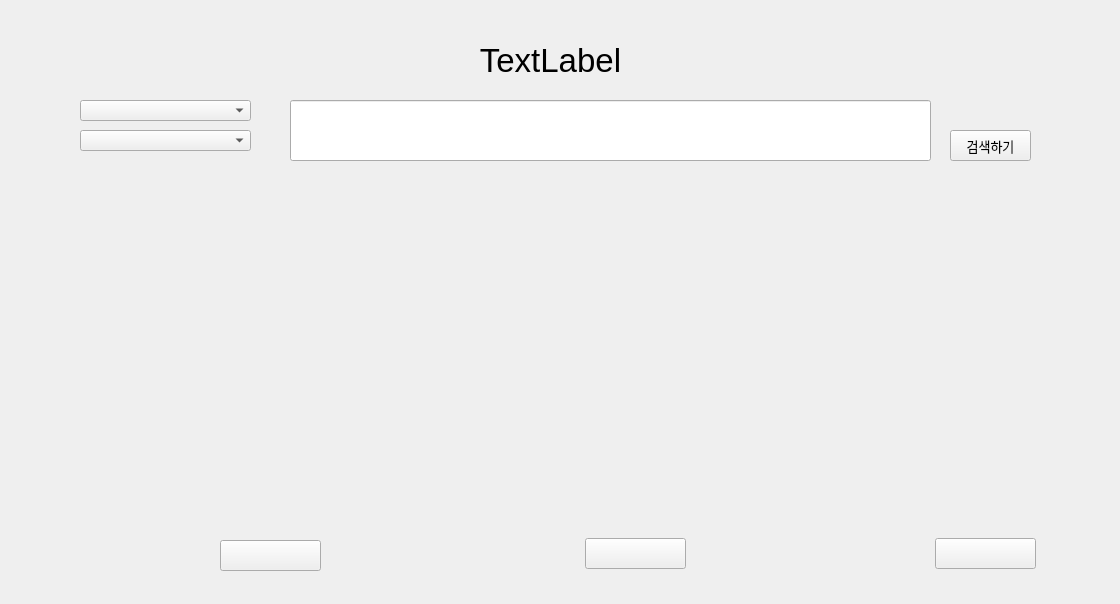
Old version of the form product_app.ui in the repository LaKhepriAtum/Product_Recommendation.
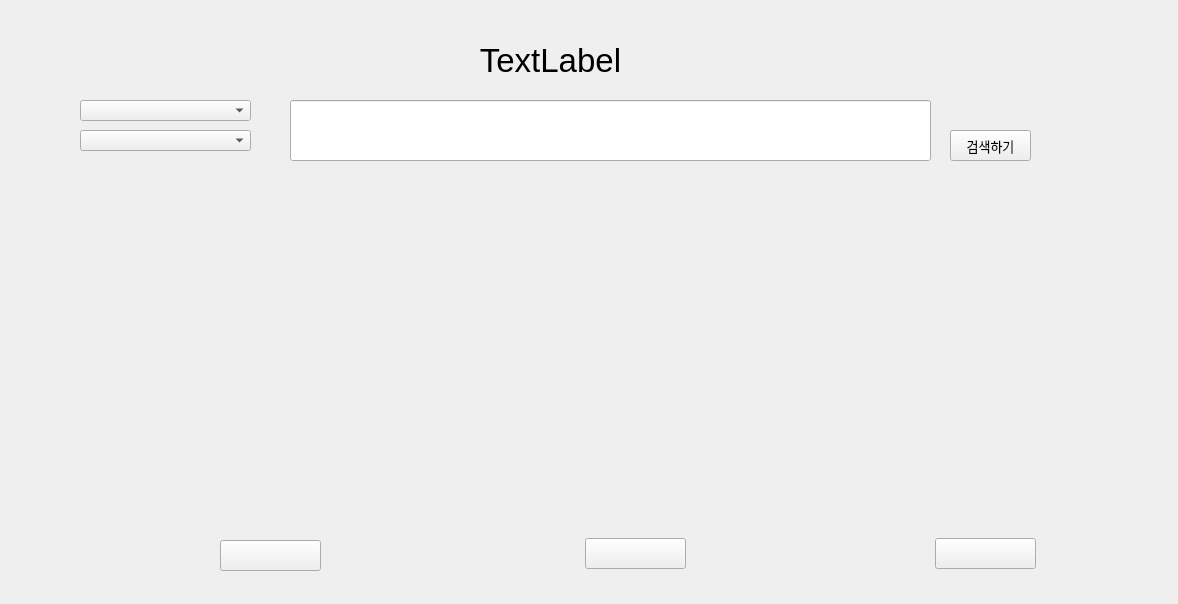
New version of the form.

What changed in the file:
```diff
--- a/product_app.ui
+++ b/product_app.ui
@@ -6,7 +6,7 @@
    <rect>
     <x>0</x>
     <y>0</y>
-    <width>1120</width>
+    <width>1178</width>
     <height>604</height>
    </rect>
   </property>
```
